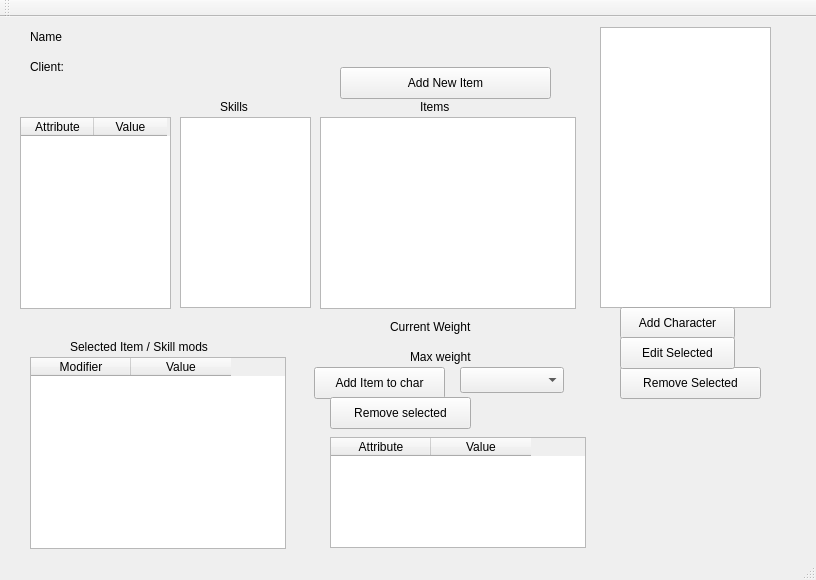
ROLL-E/roll-e, file Server/serverwindow.ui: the form before one commit.
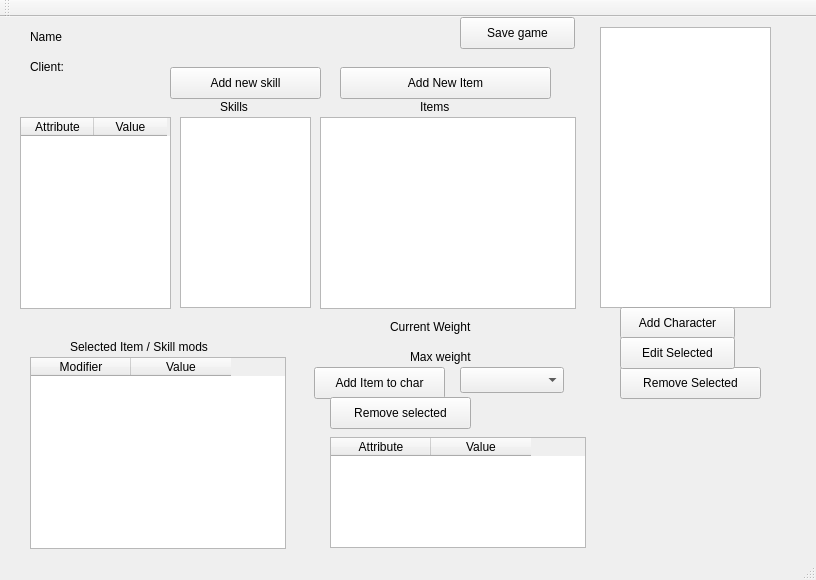
The form after the commit.

Patch:
```diff
--- a/Server/serverwindow.ui
+++ b/Server/serverwindow.ui
@@ -338,6 +338,32 @@
      <string>Add New Item</string>
     </property>
    </widget>
+   <widget class="QPushButton" name="pushButton_3">
+    <property name="geometry">
+     <rect>
+      <x>170</x>
+      <y>50</y>
+      <width>151</width>
+      <height>32</height>
+     </rect>
+    </property>
+    <property name="text">
+     <string>Add new skill</string>
+    </property>
+   </widget>
+   <widget class="QPushButton" name="pushButton_4">
+    <property name="geometry">
+     <rect>
+      <x>460</x>
+      <y>0</y>
+      <width>115</width>
+      <height>32</height>
+     </rect>
+    </property>
+    <property name="text">
+     <string>Save game</string>
+    </property>
+   </widget>
   </widget>
   <widget class="QMenuBar" name="menuBar">
    <property name="geometry">
```
